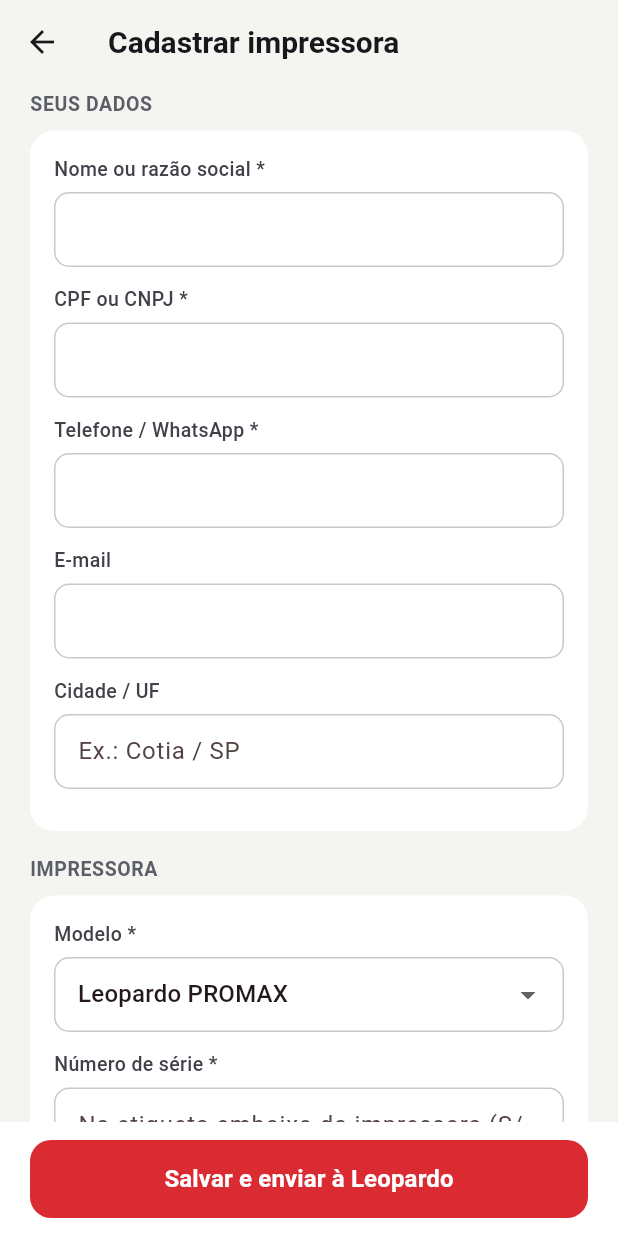
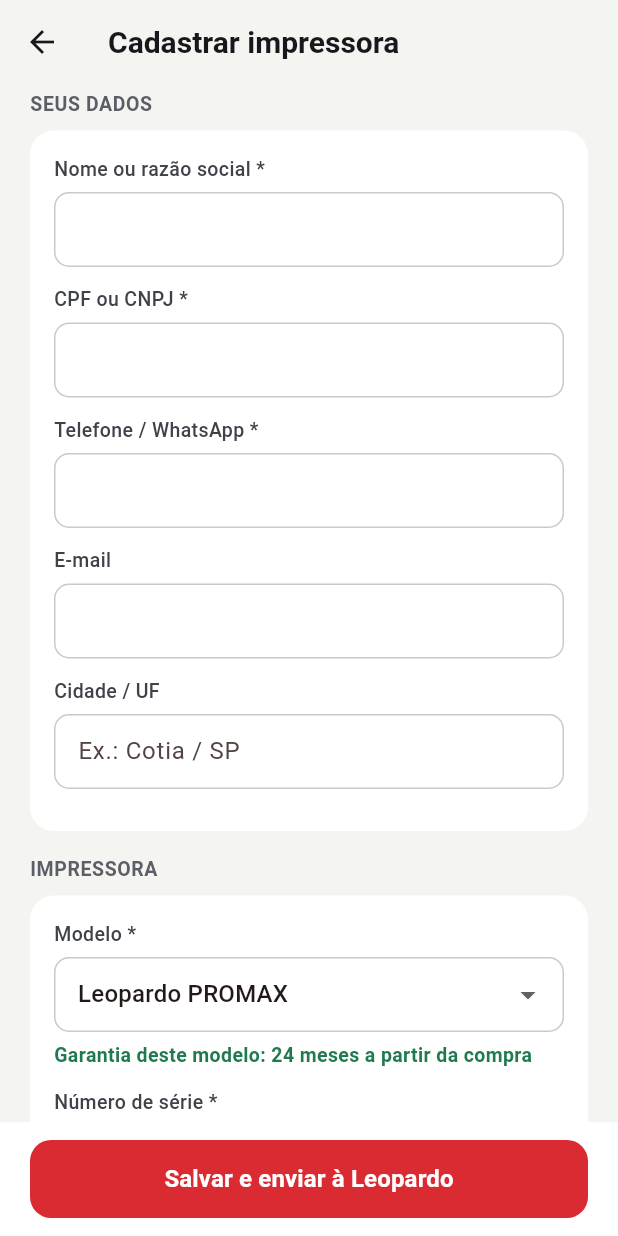
Before and after one commit to carolpersona/leopardo-app, a Flutter app: the WarrantyFormScreen screen opened directly, on a phone screen of 412 x 824 dp. Run offline on Flutter 3.47's test engine with Material 3 defaults, Android fonts, the phone set to English and light mode, and no system bars; our stand-ins replace file_picker, flutter_blue_plus, permission_handler, printing, shared_preferences; missing offline and left inert: qr, receive_sharing_intent; accounts and stored records are empty.

Commit message:
Garantia por modelo e nº da nota fiscal; envio para planilha Google (garantia e loja)
Co-Authored-By: Claude Opus 5.5 <noreply@anthropic.com>
Claude-Session: https://claude.ai/code/session_015fGsFM2gFk1FVt3i99vwy4

```diff
--- a/lib/main.dart
+++ b/lib/main.dart
@@ -15,6 +15,7 @@ import 'services/history.dart';
 import 'services/integration.dart';
 import 'services/printer_service.dart';
 import 'services/settings.dart';
+import 'services/sheets.dart';
 import 'services/warranty.dart';
 import 'theme.dart';
 
@@ -27,6 +28,7 @@ Future<void> main() async {
   await AppSettings.instance.load();
   await PrintHistory.instance.load();
   await WarrantyStore.instance.load();
+  SheetsSync.flush(); // reenvia à planilha o que ficou pendente
   runApp(const LeopardoApp());
 }
 
--- a/lib/screens/warranty_screen.dart
+++ b/lib/screens/warranty_screen.dart
@@ -26,8 +26,8 @@ class WarrantyScreen extends StatelessWidget {
           padding: const EdgeInsets.fromLTRB(20, 4, 20, 24),
           children: [
             const Text(
-              'Cadastre sua impressora Leopardo para ativar a garantia de $warrantyMonths meses '
-              'e ter atendimento mais rápido no suporte.',
+              'Cadastre sua impressora Leopardo para ativar a garantia e ter atendimento mais rápido. '
+              'Garantia: PROMAX 24 meses · XR 18 meses · MXR 12 meses.',
               style: TextStyle(fontSize: 14, color: LeoColors.text2, height: 1.45),
             ),
             const SizedBox(height: 16),
@@ -150,7 +150,7 @@ class WarrantyFormScreen extends StatefulWidget {
 }
 
 class _WarrantyFormScreenState extends State<WarrantyFormScreen> {
-  static const _models = ['Leopardo PROMAX', 'Leopardo XR', 'Leopardo MXR', 'Outro modelo'];
+  static final _models = warrantyModels.keys.toList();
   final _form = GlobalKey<FormState>();
   late final Warranty? e = widget.existing;
   late final _nome = TextEditingController(text: e?.nome ?? '');
@@ -160,7 +160,7 @@ class _WarrantyFormScreenState extends State<WarrantyFormScreen> {
   late final _cidade = TextEditingController(text: e?.cidade ?? '');
   late final _serie = TextEditingController(text: e?.serie ?? '');
   late final _loja = TextEditingController(text: e?.loja ?? '');
-  late final _outro = TextEditingController();
+  late final _nf = TextEditingController(text: e?.notaNumero ?? '');
   late String _model = _initialModel();
   late DateTime? _data = e?.dataCompra;
   late String? _nota = e?.notaPath;
@@ -169,11 +169,7 @@ class _WarrantyFormScreenState extends State<WarrantyFormScreen> {
 
   String _initialModel() {
     final m = e?.modelo;
-    if (m != null) {
-      if (_models.contains(m)) return m;
-      _outro.text = m;
-      return 'Outro modelo';
-    }
+    if (m != null && _models.contains(m)) return m;
     // Sugere pelo nome da impressora conectada
     final n = PrinterService.instance.deviceName.toLowerCase().replaceAll(' ', '');
     if (n.contains('promax')) return 'Leopardo PROMAX';
@@ -184,7 +180,7 @@ class _WarrantyFormScreenState extends State<WarrantyFormScreen> {
 
   @override
   void dispose() {
-    for (final c in [_nome, _doc, _tel, _email, _cidade, _serie, _loja, _outro]) {
+    for (final c in [_nome, _doc, _tel, _email, _cidade, _serie, _loja, _nf]) {
       c.dispose();
     }
     super.dispose();
@@ -226,8 +222,9 @@ class _WarrantyFormScreenState extends State<WarrantyFormScreen> {
       telefone: _tel.text.trim(),
       email: _email.text.trim(),
       cidade: _cidade.text.trim(),
-      modelo: _model == 'Outro modelo' ? (_outro.text.trim().isEmpty ? 'Outro modelo' : _outro.text.trim()) : _model,
+      modelo: _model,
       serie: _serie.text.trim(),
+      notaNumero: _nf.text.trim(),
       dataCompra: _data!,
       loja: _loja.text.trim(),
       notaPath: nota,
@@ -283,16 +280,16 @@ class _WarrantyFormScreenState extends State<WarrantyFormScreen> {
                 FieldLabel(
                   'Modelo *',
                   DropdownButtonFormField<String>(
-                    value: _model,
+                    value: _models.contains(_model) ? _model : _models.first,
                     items: [for (final m in _models) DropdownMenuItem(value: m, child: Text(m))],
                     onChanged: (v) => setState(() => _model = v ?? _models.first),
                   ),
                 ),
-                if (_model == 'Outro modelo') ...[
-                  const SizedBox(height: 12),
-                  _field('Qual modelo?', _outro, validator: _required),
-                ] else
-                  const SizedBox(height: 12),
+                Padding(
+                  padding: const EdgeInsets.only(top: 6, bottom: 12),
+                  child: Text('Garantia deste modelo: ${warrantyMonthsFor(_model)} meses a partir da compra',
+                      style: const TextStyle(fontSize: 13, color: Color(0xFF1F7A4D), fontWeight: FontWeight.w600)),
+                ),
                 _field('Número de série *', _serie,
                     validator: _required, hint: 'Na etiqueta embaixo da impressora (S/N)'),
                 FieldLabel(
@@ -306,6 +303,7 @@ class _WarrantyFormScreenState extends State<WarrantyFormScreen> {
                   ),
                 ),
                 const SizedBox(height: 12),
+                _field('Nº da Nota Fiscal', _nf, type: TextInputType.number, hint: 'Ex.: 000123456'),
                 _field('Loja onde comprou', _loja, hint: 'Ex.: Mercado Livre, loja física...'),
                 const Text('Nota fiscal (foto)',
                     style: TextStyle(fontSize: 13, fontWeight: FontWeight.w500, color: LeoColors.text2)),
--- a/lib/services/warranty.dart
+++ b/lib/services/warranty.dart
@@ -6,9 +6,16 @@ import 'package:flutter/services.dart';
 import 'package:shared_preferences/shared_preferences.dart';
 
 import 'leopardo_contact.dart';
+import 'sheets.dart';
 
-/// Prazo de garantia a partir da data da compra.
-const warrantyMonths = 12;
+/// Modelos e prazo de garantia (meses) a partir da data da compra.
+const warrantyModels = <String, int>{
+  'Leopardo PROMAX': 24,
+  'Leopardo XR': 18,
+  'Leopardo MXR': 12,
+};
+
+int warrantyMonthsFor(String modelo) => warrantyModels[modelo] ?? 12;
 
 class Warranty {
   final String id;
@@ -19,6 +26,7 @@ class Warranty {
   String cidade;
   String modelo;
   String serie;
+  String notaNumero;
   DateTime dataCompra;
   String loja;
   String? notaPath;
@@ -34,6 +42,7 @@ class Warranty {
     required this.cidade,
     required this.modelo,
     required this.serie,
+    this.notaNumero = '',
     required this.dataCompra,
     required this.loja,
     this.notaPath,
@@ -41,7 +50,8 @@ class Warranty {
     this.enviadoEm,
   });
 
-  DateTime get validoAte => DateTime(dataCompra.year, dataCompra.month + warrantyMonths, dataCompra.day);
+  int get meses => warrantyMonthsFor(modelo);
+  DateTime get validoAte => DateTime(dataCompra.year, dataCompra.month + meses, dataCompra.day);
   bool get valida => !DateTime.now().isAfter(validoAte.add(const Duration(days: 1)));
   int get diasRestantes => validoAte.difference(DateTime.now()).inDays;
 
@@ -57,6 +67,7 @@ class Warranty {
         'cidade': cidade,
         'modelo': modelo,
         'serie': serie,
+        'notaNumero': notaNumero,
         'dataCompra': dataCompra.millisecondsSinceEpoch,
         'loja': loja,
         'notaPath': notaPath,
@@ -73,6 +84,7 @@ class Warranty {
         cidade: m['cidade'] as String? ?? '',
         modelo: m['modelo'] as String? ?? '',
         serie: m['serie'] as String? ?? '',
+        notaNumero: m['notaNumero'] as String? ?? '',
         dataCompra: DateTime.fromMillisecondsSinceEpoch((m['dataCompra'] as num).toInt()),
         loja: m['loja'] as String? ?? '',
         notaPath: m['notaPath'] as String?,
@@ -93,11 +105,12 @@ class Warranty {
     b
       ..writeln()
       ..writeln('Modelo: $modelo')
-      ..writeln('Nº de série: $serie')
-      ..writeln('Data da compra: ${fmt(dataCompra)}');
+      ..writeln('Nº de série: $serie');
+    if (notaNumero.isNotEmpty) b.writeln('Nº da nota fiscal: $notaNumero');
+    b.writeln('Data da compra: ${fmt(dataCompra)}');
     if (loja.isNotEmpty) b.writeln('Loja: $loja');
     b
-      ..writeln('Garantia até: ${fmt(validoAte)}')
+      ..writeln('Garantia: $meses meses, até ${fmt(validoAte)}')
       ..writeln('Aceita receber novidades: ${aceitaContato ? 'Sim' : 'Não'}');
     if (notaPath != null) b.writeln('\nNota fiscal em anexo.');
     return b.toString();
@@ -168,12 +181,34 @@ class WarrantyStore extends ChangeNotifier {
     await _save();
   }
 
+  /// Linha da aba "Garantias" na planilha Google.
+  Map<String, String> sheetFields(Warranty w) => {
+        'ID do cadastro': w.id,
+        'Nome': w.nome,
+        'CPF/CNPJ': w.documento,
+        'Telefone': w.telefone,
+        'E-mail': w.email,
+        'Cidade/UF': w.cidade,
+        'Modelo': w.modelo,
+        'Nº de série': w.serie,
+        'Nº da nota fiscal': w.notaNumero,
+        'Data da compra': Warranty.fmt(w.dataCompra),
+        'Loja': w.loja,
+        'Garantia (meses)': '${w.meses}',
+        'Garantia até': Warranty.fmt(w.validoAte),
+        'Aceita novidades': w.aceitaContato ? 'Sim' : 'Não',
+      };
+
   /// Envia o cadastro (ou pedido de suporte) para o WhatsApp da Leopardo.
   Future<bool> send(Warranty w, {String titulo = 'Cadastro de garantia'}) async {
     final ok = await LeopardoContact.sendWhatsApp(w.message(titulo: titulo), imagePath: w.notaPath);
-    if (ok && titulo == 'Cadastro de garantia') {
-      w.enviadoEm = DateTime.now();
-      await _save();
+    if (titulo == 'Cadastro de garantia') {
+      // Também grava na planilha Google (em segundo plano).
+      SheetsSync.send('garantia', sheetFields(w), imagePath: w.notaPath);
+      if (ok) {
+        w.enviadoEm = DateTime.now();
+        await _save();
+      }
     }
     return ok;
   }
```
Also changed, not shown: lib/screens/store_screen.dart (+17 -0 lines), lib/services/sheets.dart (added, +96 -0 lines), 1 other file.
